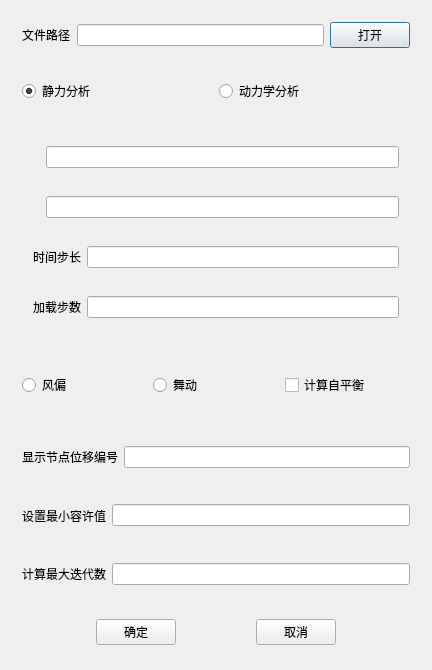
This is TW/TowerCaculate.ui in Shixuku/Tower-Visual as Qt 5 draws it before an edit. The edited form follows.
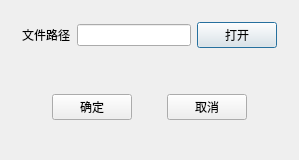
This is the edited form.

Commit message: 1.再再再再次更新了范理的动态链接库 2.增加了可直接读取文件显示模型计算的功能 3.增加随机风下的单元集

What changed in the file:
```diff
--- a/TW/TowerCaculate.ui
+++ b/TW/TowerCaculate.ui
@@ -6,14 +6,14 @@
    <rect>
     <x>0</x>
     <y>0</y>
-    <width>432</width>
-    <height>670</height>
+    <width>299</width>
+    <height>160</height>
    </rect>
   </property>
   <property name="windowTitle">
    <string>TowerCaculate</string>
   </property>
-  <layout class="QVBoxLayout" name="verticalLayout_2" stretch="1,2,2,3,2,2,2,2">
+  <layout class="QVBoxLayout" name="verticalLayout_2" stretch="1,2">
    <item>
     <widget class="QWidget" name="widget_3" native="true">
      <layout class="QHBoxLayout" name="horizontalLayout_3">
@@ -37,199 +37,6 @@
      </layout>
     </widget>
    </item>
-   <item>
-    <widget class="QWidget" name="widget_14" native="true">
-     <layout class="QHBoxLayout" name="horizontalLayout_2">
-      <item>
-       <widget class="QRadioButton" name="radio_static">
-        <property name="text">
-         <string>静力分析</string>
-        </property>
-        <property name="checked">
-         <bool>true</bool>
-        </property>
-       </widget>
-      </item>
-      <item>
-       <widget class="QRadioButton" name="radio_dynamic">
-        <property name="text">
-         <string>动力学分析</string>
-        </property>
-       </widget>
-      </item>
-     </layout>
-    </widget>
-   </item>
-   <item>
-    <widget class="QStackedWidget" name="stackedWidget">
-     <property name="currentIndex">
-      <number>1</number>
-     </property>
-     <widget class="QWidget" name="page">
-      <layout class="QHBoxLayout" name="horizontalLayout_13">
-       <item>
-        <widget class="QWidget" name="widget_5" native="true">
-         <layout class="QHBoxLayout" name="horizontalLayout_5">
-          <item>
-           <widget class="QLabel" name="label_4">
-            <property name="text">
-             <string>加载步数</string>
-            </property>
-           </widget>
-          </item>
-          <item>
-           <widget class="QLineEdit" name="line_static_step"/>
-          </item>
-         </layout>
-        </widget>
-       </item>
-      </layout>
-     </widget>
-     <widget class="QWidget" name="page_2">
-      <layout class="QVBoxLayout" name="verticalLayout">
-       <item>
-        <widget class="QWidget" name="widget_6" native="true">
-         <layout class="QHBoxLayout" name="horizontalLayout_6">
-          <item>
-           <widget class="QLabel" name="label_beta">
-            <property name="text">
-             <string/>
-            </property>
-           </widget>
-          </item>
-          <item>
-           <widget class="QLineEdit" name="line_beta"/>
-          </item>
-         </layout>
-        </widget>
-       </item>
-       <item>
-        <widget class="QWidget" name="widget_7" native="true">
-         <layout class="QHBoxLayout" name="horizontalLayout_7">
-          <item>
-           <widget class="QLabel" name="label_gama">
-            <property name="text">
-             <string/>
-            </property>
-           </widget>
-          </item>
-          <item>
-           <widget class="QLineEdit" name="line_gama"/>
-          </item>
-         </layout>
-        </widget>
-       </item>
-       <item>
-        <widget class="QWidget" name="widget_8" native="true">
-         <layout class="QHBoxLayout" name="horizontalLayout_8">
-          <item>
-           <widget class="QLabel" name="label_7">
-            <property name="text">
-             <string>时间步长</string>
-            </property>
-           </widget>
-          </item>
-          <item>
-           <widget class="QLineEdit" name="lineEdit_dynamic_step"/>
-          </item>
-         </layout>
-        </widget>
-       </item>
-       <item>
-        <widget class="QWidget" name="widget_9" native="true">
-         <layout class="QHBoxLayout" name="horizontalLayout_9">
-          <item>
-           <widget class="QLabel" name="label_8">
-            <property name="text">
-             <string>加载步数</string>
-            </property>
-           </widget>
-          </item>
-          <item>
-           <widget class="QLineEdit" name="line_dynamic_stepnum"/>
-          </item>
-         </layout>
-        </widget>
-       </item>
-      </layout>
-     </widget>
-    </widget>
-   </item>
-   <item>
-    <widget class="QWidget" name="widget_12" native="true">
-     <layout class="QHBoxLayout" name="horizontalLayout_12">
-      <item>
-       <widget class="QRadioButton" name="radioButton_windage">
-        <property name="text">
-         <string>风偏</string>
-        </property>
-       </widget>
-      </item>
-      <item>
-       <widget class="QRadioButton" name="radioButton_galloping">
-        <property name="text">
-         <string>舞动</string>
-        </property>
-       </widget>
-      </item>
-      <item>
-       <widget class="QCheckBox" name="checkBox_eq">
-        <property name="text">
-         <string>计算自平衡</string>
-        </property>
-       </widget>
-      </item>
-     </layout>
-    </widget>
-   </item>
-   <item>
-    <widget class="QWidget" name="widget" native="true">
-     <layout class="QHBoxLayout" name="horizontalLayout">
-      <item>
-       <widget class="QLabel" name="label">
-        <property name="text">
-         <string>显示节点位移编号</string>
-        </property>
-       </widget>
-      </item>
-      <item>
-       <widget class="QLineEdit" name="line_idNode"/>
-      </item>
-     </layout>
-    </widget>
-   </item>
-   <item>
-    <widget class="QWidget" name="widget_10" native="true">
-     <layout class="QHBoxLayout" name="horizontalLayout_10">
-      <item>
-       <widget class="QLabel" name="label_9">
-        <property name="text">
-         <string>设置最小容许值</string>
-        </property>
-       </widget>
-      </item>
-      <item>
-       <widget class="QLineEdit" name="line_stol"/>
-      </item>
-     </layout>
-    </widget>
-   </item>
-   <item>
-    <widget class="QWidget" name="widget_11" native="true">
-     <layout class="QHBoxLayout" name="horizontalLayout_11">
-      <item>
-       <widget class="QLabel" name="label_10">
-        <property name="text">
-         <string>计算最大迭代数</string>
-        </property>
-       </widget>
-      </item>
-      <item>
-       <widget class="QLineEdit" name="line_MaxIterations"/>
-      </item>
-     </layout>
-    </widget>
-   </item>
    <item>
     <widget class="QWidget" name="widget_4" native="true">
      <layout class="QHBoxLayout" name="horizontalLayout_4">
```
The commit also changes 35 other files.
